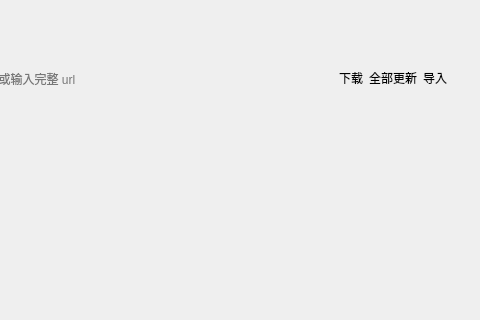
Above: view/menu/configs.ui from IsHPDuwu/Class-Widgets before the change; both pictures show x 241 to 721 and y 0 to 320 of the 721 by 814 pixel window. Below: the same form after it.
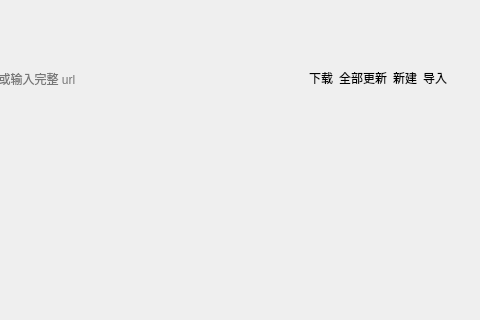
That is the form after the change. Custom widgets are drawn as their Qt base class.

Commit message: + cf_new_config

```diff
--- a/view/menu/configs.ui
+++ b/view/menu/configs.ui
@@ -86,6 +86,13 @@
            </property>
           </widget>
          </item>
+         <item>
+          <widget class="PushButton" name="config_new">
+           <property name="text">
+            <string>新建</string>
+           </property>
+          </widget>
+         </item>
          <item>
           <widget class="PushButton" name="config_import">
            <property name="text">
@@ -126,11 +133,6 @@
    <extends>QLineEdit</extends>
    <header>qfluentwidgets</header>
   </customwidget>
-  <customwidget>
-   <class>TableWidget</class>
-   <extends>QTableWidget</extends>
-   <header>qfluentwidgets</header>
-  </customwidget>
   <customwidget>
    <class>ListWidget</class>
    <extends>QListWidget</extends>
```
The commit also changes 1 other file.
